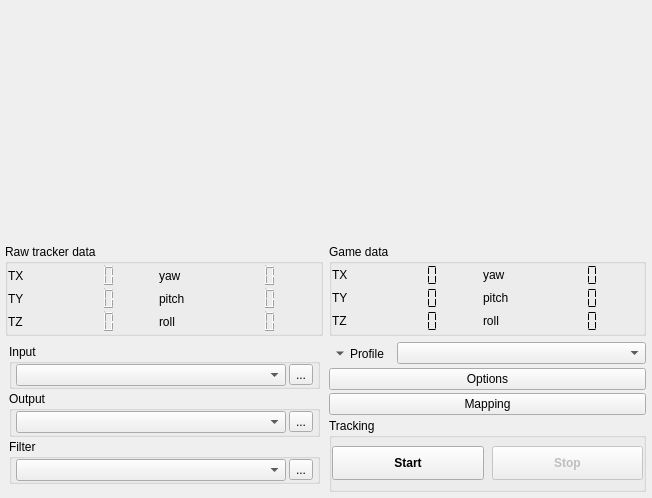
Old version of the form gui/main.ui in the repository opentrack/opentrack.
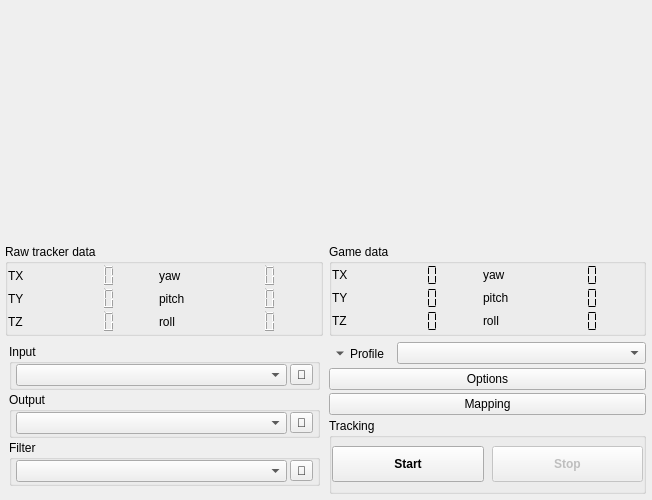
New version of the form. Icons and pictures are not drawn. Custom widgets are drawn as their Qt base class.

Commit message:
gui: use a hammer icon for the tracker/filter/proto settings
There are no sickles involved.

Patch:
```diff
--- a/gui/main.ui
+++ b/gui/main.ui
@@ -8,7 +8,7 @@
     <x>0</x>
     <y>0</y>
     <width>652</width>
-    <height>498</height>
+    <height>500</height>
    </rect>
   </property>
   <property name="windowIcon">
@@ -1175,7 +1175,7 @@
                    </sizepolicy>
                   </property>
                   <property name="text">
-                   <string>...</string>
+                   <string>🔨</string>
                   </property>
                   <property name="flat" stdset="0">
                    <bool>false</bool>
@@ -1231,7 +1231,7 @@
                    </sizepolicy>
                   </property>
                   <property name="text">
-                   <string>...</string>
+                   <string>🔨</string>
                   </property>
                   <property name="flat" stdset="0">
                    <bool>false</bool>
@@ -1287,7 +1287,7 @@
                    </sizepolicy>
                   </property>
                   <property name="text">
-                   <string>...</string>
+                   <string>🔨</string>
                   </property>
                   <property name="flat" stdset="0">
                    <bool>false</bool>
```
